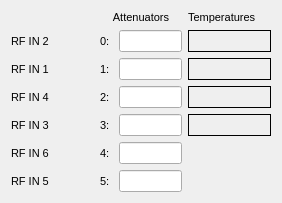
This is new_look/down_converter.ui in cristinasewell/ATCA_PyDM_Screens as Qt 5 draws it before an edit. The edited form follows.
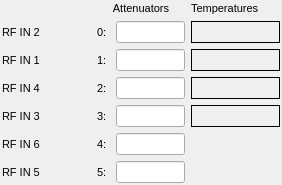
This is the edited form. Custom widgets are drawn as their Qt base class.

Commit message: WIP - fix layout for some little widgets

Patch:
```diff
--- a/new_look/down_converter.ui
+++ b/new_look/down_converter.ui
@@ -7,7 +7,7 @@
     <x>0</x>
     <y>0</y>
     <width>282</width>
-    <height>194</height>
+    <height>172</height>
    </rect>
   </property>
   <property name="font">
@@ -18,7 +18,19 @@
   <property name="windowTitle">
    <string>Form</string>
   </property>
-  <layout class="QVBoxLayout" name="verticalLayout">
+  <layout class="QVBoxLayout" name="verticalLayout" stretch="1">
+   <property name="leftMargin">
+    <number>2</number>
+   </property>
+   <property name="topMargin">
+    <number>2</number>
+   </property>
+   <property name="rightMargin">
+    <number>2</number>
+   </property>
+   <property name="bottomMargin">
+    <number>2</number>
+   </property>
    <item>
     <layout class="QGridLayout" name="gridLayout">
      <item row="3" column="0">
```
Left out of the diff: 42 changed lines with no effect on the pictures. The commit also changes 7 other files.
